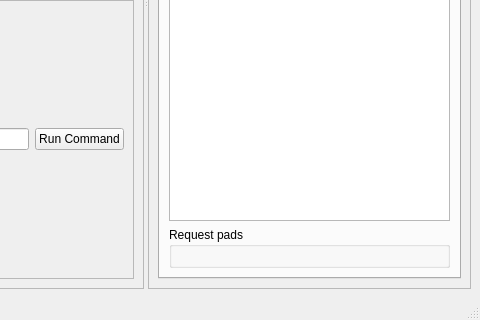
Qt form src/Gui/ui_files/MainWindow.ui (loganek/gstcreator) before a commit; both pictures show x 497 to 977 and y 324 to 644 of the 977 by 644 pixel window.
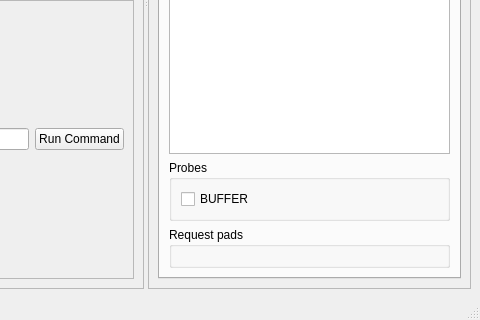
The same form after that commit.

Commit message: probes proof of concept

The edit to the form file:
```diff
--- a/src/Gui/ui_files/MainWindow.ui
+++ b/src/Gui/ui_files/MainWindow.ui
@@ -223,6 +223,25 @@
               </column>
              </widget>
             </item>
+            <item>
+             <widget class="QGroupBox" name="probesGroupBox">
+              <property name="enabled">
+               <bool>true</bool>
+              </property>
+              <property name="title">
+               <string>Probes</string>
+              </property>
+              <layout class="QGridLayout" name="gridLayout_4">
+               <item row="0" column="0">
+                <widget class="QCheckBox" name="probeBufferCheckBox">
+                 <property name="text">
+                  <string>BUFFER</string>
+                 </property>
+                </widget>
+               </item>
+              </layout>
+             </widget>
+            </item>
             <item>
              <widget class="QGroupBox" name="requestPadsGroupBox">
               <property name="title">
```
The commit also changes 2 other files.
